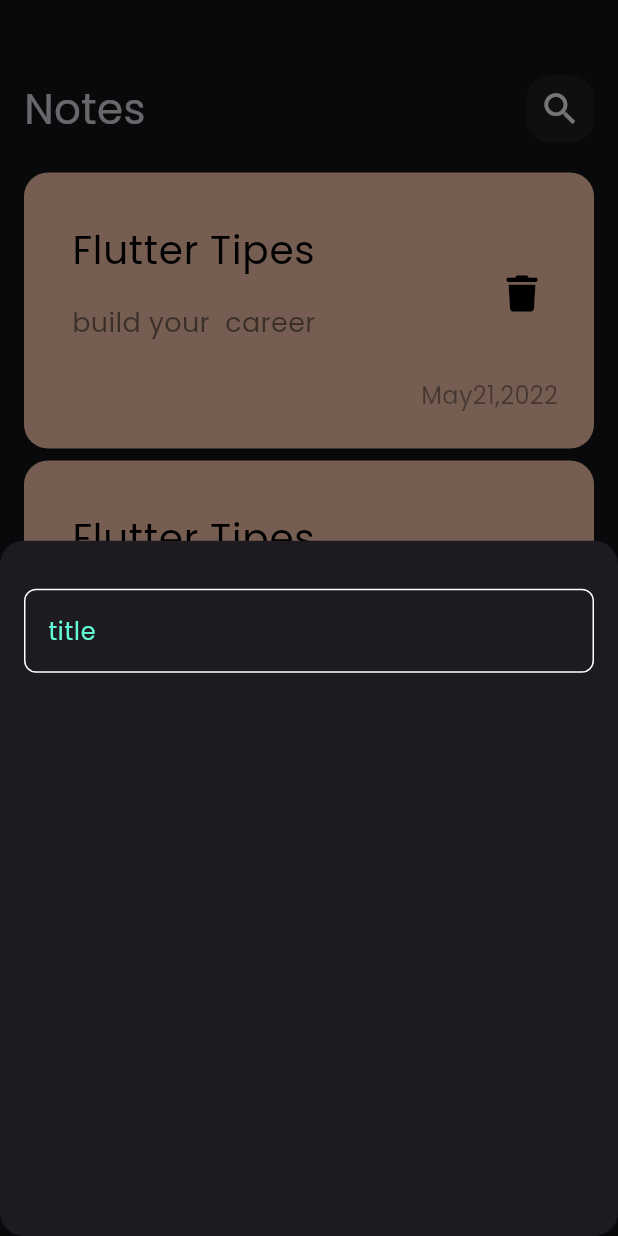
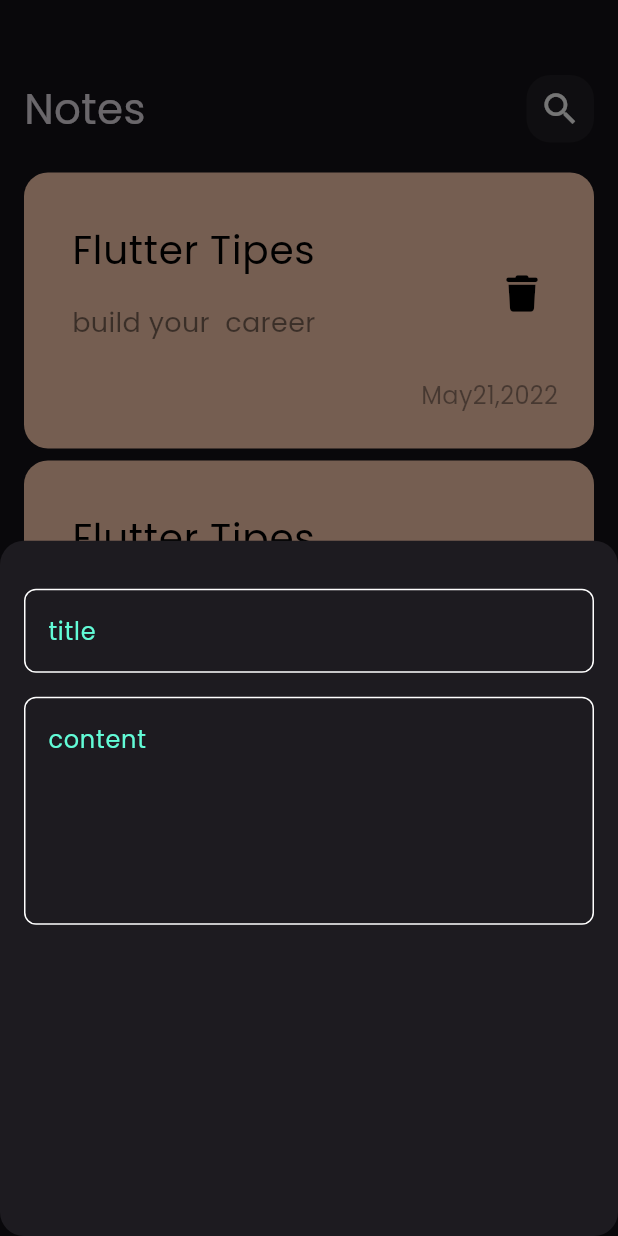
Before and after one commit to Bassant-dev/notes_app, a Flutter app: the screen it shows after launch, after a tap on the "add" icon, on a phone screen of 412 x 824 dp. Run offline on Flutter 3.47's test engine with Material 3 defaults, Android fonts, the phone set to English and light mode, and no system bars; our stand-ins replace font_awesome_flutter.

Commit message:
add_fields_bottom_sheet

```diff
--- a/lib/widget/add_note_bottom_sheet.dart
+++ b/lib/widget/add_note_bottom_sheet.dart
@@ -11,7 +11,9 @@ class AddNoteBottomSheet extends StatelessWidget {
       child: Column(
         children: [
           SizedBox(height: 32,),
-          CustomTextField()
+          CustomTextField(hint: 'title',),
+          SizedBox(height: 16,),
+          CustomTextField(hint: 'content',maxLines: 5,)
         ],
 
       ),
--- a/lib/widget/custom_text_field.dart
+++ b/lib/widget/custom_text_field.dart
@@ -2,14 +2,16 @@ import 'package:flutter/material.dart';
 import 'package:notes_app/constant.dart';
 
 class CustomTextField extends StatelessWidget {
-  const CustomTextField({Key? key}) : super(key: key);
-
+  const CustomTextField({Key? key, required this.hint, this.maxLines = 1}) : super(key: key);
+final String hint;
+final int maxLines;
   @override
   Widget build(BuildContext context) {
     return TextField(
       cursorColor: kPrimaryColor,
+      maxLines: maxLines,
       decoration: InputDecoration(
-        hintText: 'title',
+        hintText: hint,
         hintStyle: const TextStyle(
           color:kPrimaryColor,
         ),
```
